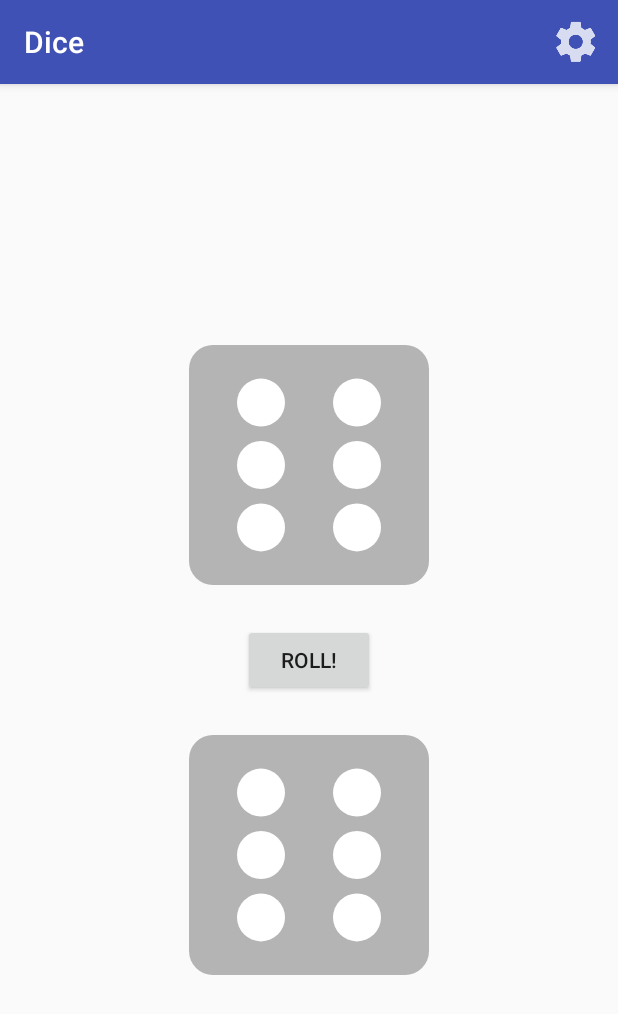
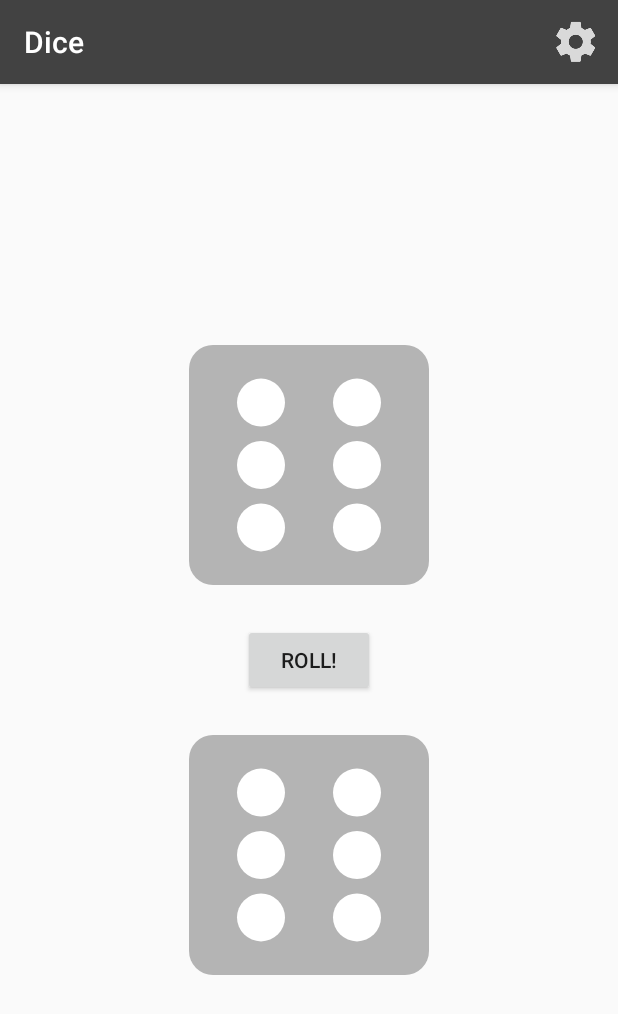
Before and after one commit to herbix/androiddice, an Android app: the screen it shows after launch (MainActivity), on a phone screen of 412 x 824 dp. Shown: the top 1014 px of the screen. Run offline under Robolectric (Android 15) with nearby library versions, the phone set to English and light mode, and no system bars.

```diff
--- a/app/src/main/AndroidManifest.xml
+++ b/app/src/main/AndroidManifest.xml
@@ -10,7 +10,9 @@
         android:label="@string/app_name"
         android:supportsRtl="true"
         android:theme="@style/AppTheme">
-        <activity android:name=".MainActivity">
+        <activity
+            android:name=".MainActivity"
+            android:screenOrientation="portrait">
             <intent-filter>
                 <action android:name="android.intent.action.MAIN" />
                 <category android:name="android.intent.category.LAUNCHER" />
--- a/app/src/main/res/values/colors.xml
+++ b/app/src/main/res/values/colors.xml
@@ -1,6 +1,6 @@
 <?xml version="1.0" encoding="utf-8"?>
 <resources>
-    <color name="colorPrimary">#3F51B5</color>
-    <color name="colorPrimaryDark">#303F9F</color>
-    <color name="colorAccent">#FF4081</color>
+    <color name="colorPrimary">#424242</color>
+    <color name="colorPrimaryDark">#212121</color>
+    <color name="colorAccent">#009f89</color>
 </resources>
```
